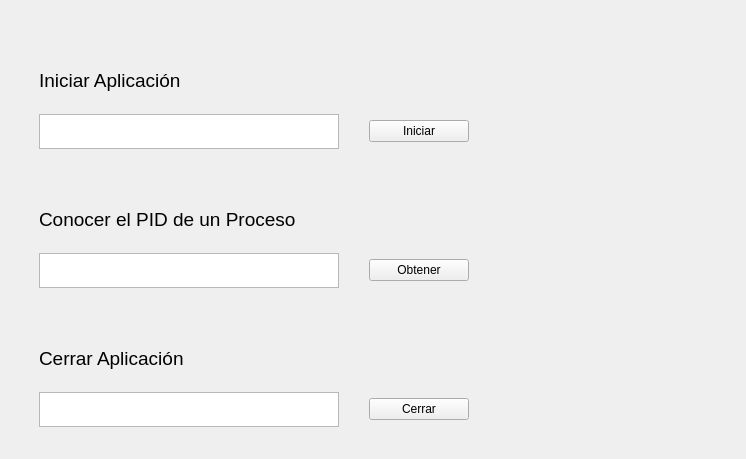
The window that lanzador.ui (Estefanycss/MonitorDelSistema) describes before a commit, drawn with Qt 5.
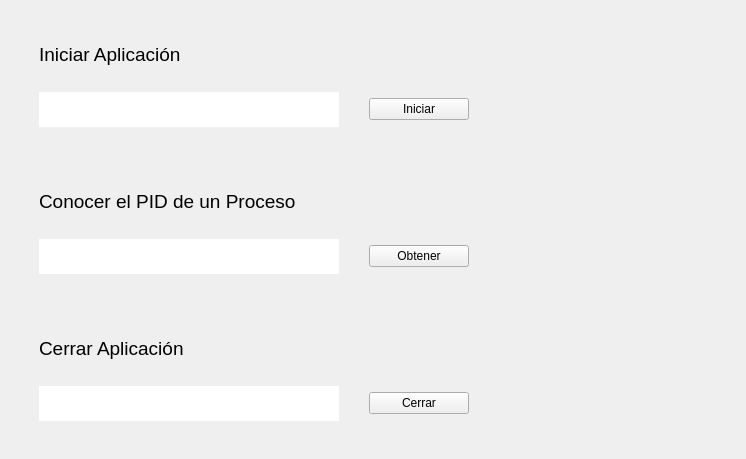
The same window after the commit.

Commit message: *Ya funciona la barra de menú *Estilos del lanzador *Cree el QTimer (no se si funciona) *Imagen de acerca de no se muestra

```diff
--- a/lanzador.ui
+++ b/lanzador.ui
@@ -41,7 +41,7 @@
        <bool>false</bool>
       </property>
       <property name="frameShape">
-       <enum>QFrame::StyledPanel</enum>
+       <enum>QFrame::NoFrame</enum>
       </property>
       <property name="frameShadow">
        <enum>QFrame::Raised</enum>
@@ -56,6 +56,33 @@
         <height>35</height>
        </size>
       </property>
+      <property name="acceptDrops">
+       <bool>true</bool>
+      </property>
+      <property name="styleSheet">
+       <string notr="true"/>
+      </property>
+      <property name="inputMethodHints">
+       <set>Qt::ImhMultiLine</set>
+      </property>
+      <property name="frameShape">
+       <enum>QFrame::NoFrame</enum>
+      </property>
+      <property name="frameShadow">
+       <enum>QFrame::Plain</enum>
+      </property>
+      <property name="lineWidth">
+       <number>0</number>
+      </property>
+      <property name="verticalScrollBarPolicy">
+       <enum>Qt::ScrollBarAlwaysOff</enum>
+      </property>
+      <property name="horizontalScrollBarPolicy">
+       <enum>Qt::ScrollBarAlwaysOff</enum>
+      </property>
+      <property name="sizeAdjustPolicy">
+       <enum>QAbstractScrollArea::AdjustToContents</enum>
+      </property>
      </widget>
     </item>
     <item row="5" column="1">
@@ -137,7 +164,7 @@
       <property name="maximumSize">
        <size>
         <width>16777215</width>
-        <height>60</height>
+        <height>30</height>
        </size>
       </property>
       <property name="font">
@@ -162,7 +189,7 @@
        </size>
       </property>
       <property name="frameShape">
-       <enum>QFrame::StyledPanel</enum>
+       <enum>QFrame::NoFrame</enum>
       </property>
       <property name="frameShadow">
        <enum>QFrame::Plain</enum>
```
The commit also changes 11 other files.
